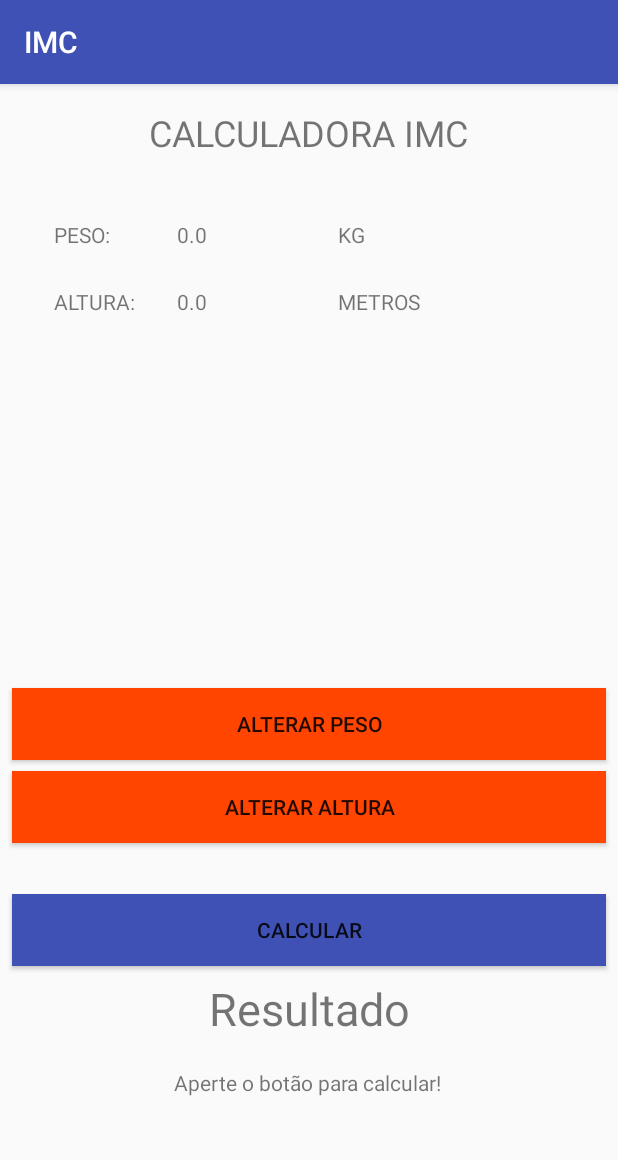
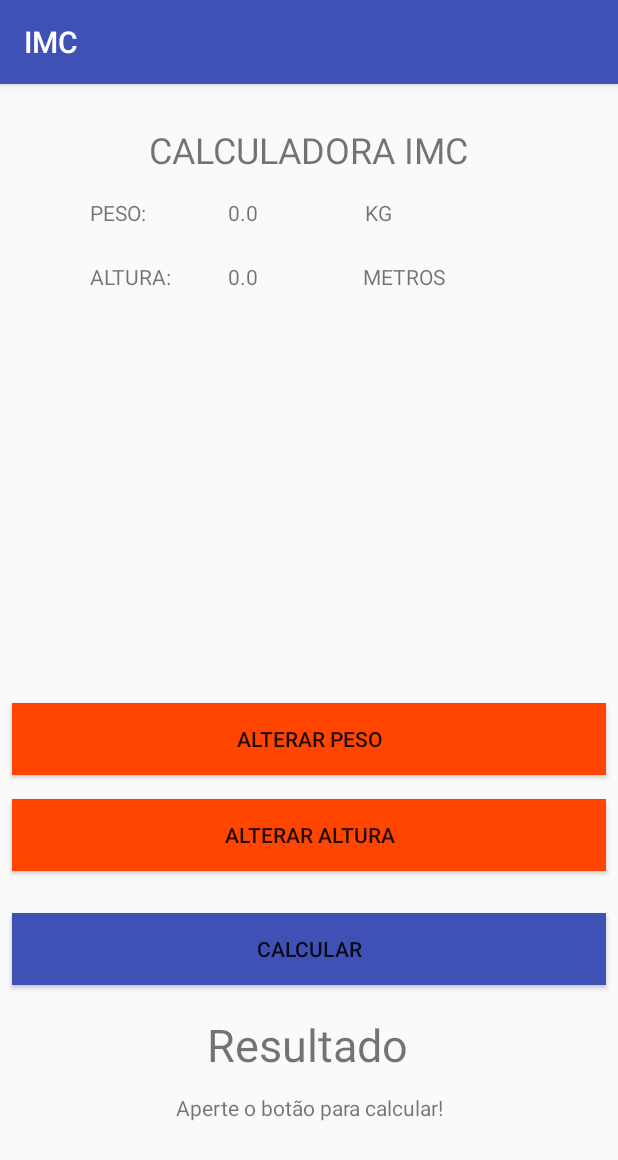
Before and after one commit to fbio1/IMC, an Android app: the screen it shows after launch (MainActivity), on a phone screen of 412 x 824 dp. Shown: the top 1160 px of the screen. Run offline under Robolectric (Android 15) with nearby library versions, the phone set to English and light mode, and no system bars.

Commit message:
Atualização das views

```diff
--- a/app/src/main/res/layout/activity_main.xml
+++ b/app/src/main/res/layout/activity_main.xml
@@ -5,6 +5,7 @@
     android:layout_width="match_parent"
     android:layout_height="match_parent"
     tools:context="br.eaj.tads.imc.MainActivity"
+    android:orientation="vertical"
     tools:layout_editor_absoluteY="81dp"
     tools:layout_editor_absoluteX="0dp">
 
@@ -17,7 +18,7 @@
         tools:layout_constraintTop_creator="1"
         tools:layout_constraintRight_creator="1"
         app:layout_constraintRight_toRightOf="parent"
-        android:layout_marginTop="16dp"
+        android:layout_marginTop="27dp"
         tools:layout_constraintLeft_creator="1"
         app:layout_constraintLeft_toLeftOf="parent"
         app:layout_constraintTop_toTopOf="parent" />
@@ -26,85 +27,84 @@
         android:id="@+id/textView2"
         android:layout_width="wrap_content"
         android:layout_height="wrap_content"
-        android:layout_marginBottom="25dp"
-        android:layout_marginStart="36dp"
         android:text="PESO:"
         android:textSize="14sp"
-        app:layout_constraintBottom_toTopOf="@+id/textView5"
-        app:layout_constraintLeft_toLeftOf="parent"
-        tools:layout_constraintBottom_creator="1"
-        tools:layout_constraintLeft_creator="1" />
+        app:layout_constraintRight_toLeftOf="@+id/textView"
+        tools:layout_constraintTop_creator="1"
+        tools:layout_constraintRight_creator="1"
+        android:layout_marginEnd="2dp"
+        android:layout_marginTop="16dp"
+        app:layout_constraintTop_toBottomOf="@+id/textView" />
 
     <TextView
         android:id="@+id/textView3"
         android:layout_width="wrap_content"
         android:layout_height="wrap_content"
-        android:layout_marginStart="27dp"
         android:text="0.0"
         android:textSize="14sp"
-        app:layout_constraintBottom_toBottomOf="@+id/textView4"
-        app:layout_constraintLeft_toRightOf="@+id/textView5"
-        app:layout_constraintTop_toTopOf="@+id/textView4"
-        tools:layout_constraintBottom_creator="1"
+        tools:layout_constraintTop_creator="1"
+        tools:layout_constraintRight_creator="1"
+        app:layout_constraintRight_toRightOf="@+id/textView6"
+        android:layout_marginTop="16dp"
+        app:layout_constraintTop_toBottomOf="@+id/textView"
         tools:layout_constraintLeft_creator="1"
-        tools:layout_constraintTop_creator="1" />
+        app:layout_constraintLeft_toLeftOf="@+id/textView6" />
 
     <TextView
         android:id="@+id/textView4"
         android:layout_width="wrap_content"
         android:layout_height="wrap_content"
-        android:layout_marginEnd="69dp"
-        android:layout_marginTop="42dp"
         android:text="KG"
         android:textSize="14sp"
-        app:layout_constraintRight_toRightOf="@+id/textView"
+        tools:layout_constraintTop_creator="1"
+        android:layout_marginStart="1dp"
+        android:layout_marginTop="16dp"
         app:layout_constraintTop_toBottomOf="@+id/textView"
-        tools:layout_constraintRight_creator="1"
-        tools:layout_constraintTop_creator="1" />
+        tools:layout_constraintLeft_creator="1"
+        app:layout_constraintLeft_toLeftOf="@+id/textView7" />
 
     <TextView
         android:id="@+id/textView5"
         android:layout_width="wrap_content"
         android:layout_height="wrap_content"
-        android:layout_marginLeft="36dp"
-        android:layout_marginStart="36dp"
         android:text="ALTURA:"
         android:textSize="14sp"
-        app:layout_constraintBaseline_toBaselineOf="@+id/textView6"
-        app:layout_constraintLeft_toLeftOf="parent"
-        tools:layout_constraintBaseline_creator="1"
-        tools:layout_constraintLeft_creator="1" />
+        tools:layout_constraintTop_creator="1"
+        android:layout_marginTop="23dp"
+        app:layout_constraintTop_toBottomOf="@+id/textView2"
+        tools:layout_constraintLeft_creator="1"
+        app:layout_constraintLeft_toLeftOf="@+id/textView2" />
 
     <TextView
         android:id="@+id/textView6"
         android:layout_width="wrap_content"
         android:layout_height="wrap_content"
-        android:layout_marginTop="25dp"
         android:text="0.0"
         android:textSize="14sp"
-        app:layout_constraintLeft_toLeftOf="@+id/textView3"
-        app:layout_constraintRight_toRightOf="@+id/textView3"
+        tools:layout_constraintTop_creator="1"
+        android:layout_marginStart="37dp"
+        android:layout_marginTop="23dp"
         app:layout_constraintTop_toBottomOf="@+id/textView3"
         tools:layout_constraintLeft_creator="1"
-        tools:layout_constraintRight_creator="1"
-        tools:layout_constraintTop_creator="1" />
+        app:layout_constraintLeft_toRightOf="@+id/textView5" />
 
     <TextView
         android:id="@+id/textView7"
         android:layout_width="wrap_content"
         android:layout_height="wrap_content"
-        android:layout_marginTop="25dp"
         android:text="METROS"
         android:textSize="14sp"
-        app:layout_constraintLeft_toLeftOf="@+id/textView4"
-        app:layout_constraintTop_toBottomOf="@+id/textView4"
-        tools:layout_constraintLeft_creator="1"
-        tools:layout_constraintTop_creator="1" />
+        tools:layout_constraintTop_creator="1"
+        tools:layout_constraintRight_creator="1"
+        android:layout_marginEnd="15dp"
+        app:layout_constraintRight_toRightOf="@+id/textView"
+        android:layout_marginTop="23dp"
+        app:layout_constraintTop_toBottomOf="@+id/textView4" />
 
     <Button
         android:id="@+id/button"
         android:layout_width="0dp"
-        android:layout_height="48dp"
+        android:layout_height="wrap_content"
         android:background="#FF4500"
         android:onClick="alterarPeso"
         android:text="Alterar Peso"
@@ -115,13 +115,13 @@
         android:layout_marginEnd="8dp"
         app:layout_constraintRight_toRightOf="parent"
         tools:layout_constraintLeft_creator="1"
-        android:layout_marginBottom="7dp"
+        android:layout_marginBottom="16dp"
         app:layout_constraintLeft_toLeftOf="parent" />
 
     <Button
         android:id="@+id/button2"
         android:layout_width="0dp"
-        android:layout_height="48dp"
+        android:layout_height="wrap_content"
         android:background="#FF4500"
         android:onClick="alterarAltura"
         android:text="ALTERAR ALTURA"
@@ -132,7 +132,7 @@
         android:layout_marginEnd="8dp"
         app:layout_constraintRight_toRightOf="parent"
         tools:layout_constraintLeft_creator="1"
-        android:layout_marginBottom="34dp"
+        android:layout_marginBottom="28dp"
         app:layout_constraintLeft_toLeftOf="parent" />
 
     <TextView
@@ -141,14 +141,13 @@
         android:layout_height="wrap_content"
         android:text="Resultado"
         android:textSize="30sp"
+        tools:layout_constraintTop_creator="1"
         tools:layout_constraintRight_creator="1"
-        tools:layout_constraintBottom_creator="1"
-        app:layout_constraintRight_toRightOf="parent"
-        tools:layout_constraintLeft_creator="1"
-        app:layout_constraintLeft_toLeftOf="parent"
-        app:layout_constraintHorizontal_bias="0.502"
-        app:layout_constraintBottom_toTopOf="@+id/textView9"
-        android:layout_marginBottom="19dp" />
+        android:layout_marginEnd="23dp"
+        app:layout_constraintRight_toRightOf="@+id/textView9"
+        android:layout_marginTop="19dp"
+        app:layout_constraintTop_toBottomOf="@+id/button3"
+        android:layout_marginRight="24dp" />
 
     <TextView
         android:id="@+id/textView9"
@@ -157,41 +156,40 @@
         android:gravity="center"
         android:text="Aperte o botão para calcular!"
         android:textSize="14sp"
-        tools:layout_constraintBottom_creator="1"
+        tools:layout_constraintTop_creator="1"
+        tools:layout_constraintRight_creator="1"
+        app:layout_constraintRight_toRightOf="@+id/textView12"
+        android:layout_marginTop="12dp"
+        app:layout_constraintTop_toBottomOf="@+id/textView8"
         tools:layout_constraintLeft_creator="1"
-        app:layout_constraintBottom_toTopOf="@+id/textView12"
-        android:layout_marginStart="9dp"
-        android:layout_marginBottom="15dp"
-        app:layout_constraintLeft_toLeftOf="@+id/textView12" />
+        app:layout_constraintLeft_toRightOf="@+id/textView12" />
 
     <Button
         android:id="@+id/button3"
         android:layout_width="0dp"
-        android:layout_height="48dp"
+        android:layout_height="wrap_content"
         android:background="#3F51B5"
         android:onClick="calcular"
         android:text="Calcular"
         tools:layout_constraintRight_creator="1"
         tools:layout_constraintBottom_creator="1"
-        app:layout_constraintBottom_toTopOf="@+id/textView8"
+        app:layout_constraintBottom_toBottomOf="parent"
         app:layout_constraintRight_toRightOf="@+id/button2"
         tools:layout_constraintLeft_creator="1"
-        android:layout_marginBottom="8dp"
-        app:layout_constraintLeft_toLeftOf="@+id/button2"
-        app:layout_constraintHorizontal_bias="0.0" />
+        android:layout_marginBottom="167dp"
+        app:layout_constraintLeft_toLeftOf="@+id/button2" />
 
     <TextView
         android:id="@+id/textView12"
-        android:layout_width="200dp"
-        android:layout_height="30dp"
-        android:autoText="false"
+        android:layout_width="wrap_content"
+        android:layout_height="wrap_content"
         android:gravity="center"
         android:textAllCaps="false"
-        tools:layout_constraintLeft_creator="1"
+        tools:layout_constraintTop_creator="1"
         tools:layout_constraintRight_creator="1"
         app:layout_constraintRight_toRightOf="parent"
-        app:layout_constraintLeft_toLeftOf="parent"
-        tools:layout_constraintBottom_creator="1"
-        app:layout_constraintBottom_toBottomOf="parent"
-        android:layout_marginBottom="47dp" />
+        android:layout_marginTop="29dp"
+        app:layout_constraintTop_toBottomOf="@+id/textView9"
+        tools:layout_constraintLeft_creator="1"
+        app:layout_constraintLeft_toLeftOf="parent" />
 </android.support.constraint.ConstraintLayout>
```
Also changed, not shown: app/src/main/java/br/eaj/tads/imc/Main2Activity.java (+15 -14 lines), app/src/main/java/br/eaj/tads/imc/MainActivity.java (+8 -11 lines), app/src/main/res/layout/activity_main2.xml (+44 -14 lines), 209 other files.
